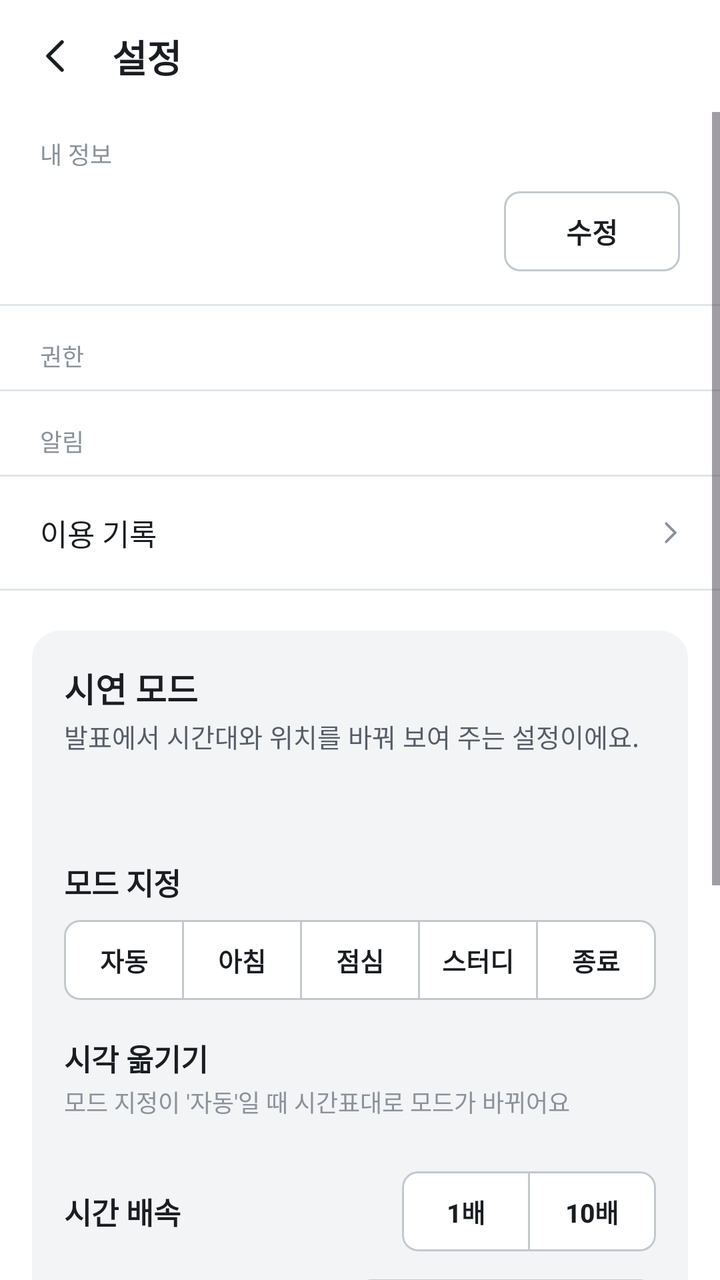
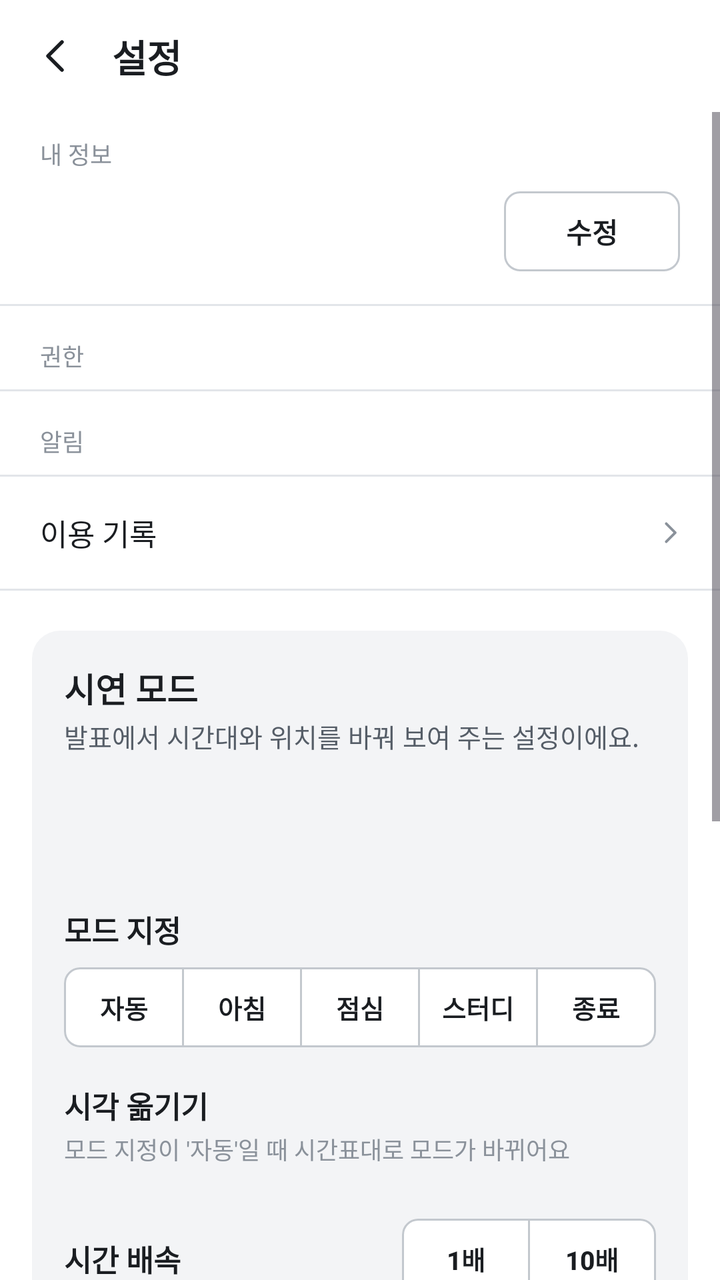

Before-and-after screenshots of an Android layout around one commit, followed by the original layout XML and the change that was made.
<!-- AndroidManifest.xml: application theme Theme.SSUTable -->
<!-- res/layout/activity_settings.xml -->
<?xml version="1.0" encoding="utf-8"?>
<LinearLayout xmlns:android="http://schemas.android.com/apk/res/android"
    xmlns:app="http://schemas.android.com/apk/res-auto"
    android:layout_width="match_parent"
    android:layout_height="match_parent"
    android:orientation="vertical">

    <LinearLayout
        style="@style/TopBar"
        android:paddingStart="4dp">

        <ImageButton
            android:id="@+id/back"
            style="@style/IconButton"
            android:contentDescription="뒤로"
            android:src="@drawable/ic_back" />

        <TextView
            style="@style/Text.Heading"
            android:layout_width="wrap_content"
            android:layout_height="wrap_content"
            android:layout_marginStart="4dp"
            android:text="설정"
            android:textSize="19sp" />
    </LinearLayout>

    <ScrollView
        android:layout_width="match_parent"
        android:layout_height="match_parent">

        <LinearLayout
            android:layout_width="match_parent"
            android:layout_height="wrap_content"
            android:orientation="vertical"
            android:paddingBottom="32dp">

            
            <TextView
                style="@style/Text.Caption"
                android:layout_width="wrap_content"
                android:layout_height="wrap_content"
                android:paddingStart="20dp"
                android:paddingTop="12dp"
                android:text="내 정보" />

            <LinearLayout
                android:layout_width="match_parent"
                android:layout_height="wrap_content"
                android:gravity="center_vertical"
                android:orientation="horizontal"
                android:paddingStart="20dp"
                android:paddingTop="10dp"
                android:paddingEnd="20dp"
                android:paddingBottom="16dp">

                <LinearLayout
                    android:layout_width="0dp"
                    android:layout_height="wrap_content"
                    android:layout_weight="1"
                    android:orientation="vertical">

                    <TextView
                        android:id="@+id/profileName"
                        style="@style/Text.Heading"
                        android:layout_width="wrap_content"
                        android:layout_height="wrap_content" />

                    <TextView
                        android:id="@+id/profileId"
                        style="@style/Text.Sub"
                        android:layout_width="wrap_content"
                        android:layout_height="wrap_content"
                        android:fontFeatureSettings="tnum" />
                </LinearLayout>

                <com.google.android.material.button.MaterialButton
                    android:id="@+id/editProfile"
                    style="@style/Widget.SSU.Button.Small"
                    android:layout_width="wrap_content"
                    android:layout_height="wrap_content"
                    android:text="수정" />
            </LinearLayout>

            <View style="@style/Divider" />

            
            <TextView
                style="@style/Text.Caption"
                android:layout_width="wrap_content"
                android:layout_height="wrap_content"
                android:paddingStart="20dp"
                android:paddingTop="16dp"
                android:text="권한" />

            <LinearLayout
                android:id="@+id/permissionRows"
                android:layout_width="match_parent"
                android:layout_height="wrap_content"
                android:orientation="vertical"
                android:paddingBottom="8dp" />

            <View style="@style/Divider" />

            
            <TextView
                style="@style/Text.Caption"
                android:layout_width="wrap_content"
                android:layout_height="wrap_content"
                android:paddingStart="20dp"
                android:paddingTop="16dp"
                android:text="알림" />

            <LinearLayout
                android:id="@+id/alertRows"
                android:layout_width="match_parent"
                android:layout_height="wrap_content"
                android:orientation="vertical"
                android:paddingBottom="8dp" />

            <View style="@style/Divider" />

            <LinearLayout
                android:id="@+id/historyRow"
                android:layout_width="match_parent"
                android:layout_height="56dp"
                android:background="?attr/selectableItemBackground"
                android:gravity="center_vertical"
                android:orientation="horizontal"
                android:paddingStart="20dp"
                android:paddingEnd="16dp">

                <TextView
                    style="@style/Text"
                    android:layout_width="0dp"
                    android:layout_height="wrap_content"
                    android:layout_weight="1"
                    android:text="이용 기록" />

                <TextView
                    android:id="@+id/historyCount"
                    style="@style/Text.Sub"
                    android:layout_width="wrap_content"
                    android:layout_height="wrap_content" />

                <ImageView
                    android:layout_width="18dp"
                    android:layout_height="18dp"
                    android:layout_marginStart="6dp"
                    android:contentDescription="@null"
                    android:src="@drawable/ic_chevron"
                    app:tint="@color/ink3" />
            </LinearLayout>

            <View style="@style/Divider" />

            
            <LinearLayout
                android:layout_width="match_parent"
                android:layout_height="wrap_content"
                android:layout_marginStart="16dp"
                android:layout_marginTop="20dp"
                android:layout_marginEnd="16dp"
                android:background="@drawable/bg_sunk"
                android:orientation="vertical"
                android:padding="16dp">

                <TextView
                    style="@style/Text.Heading"
                    android:layout_width="wrap_content"
                    android:layout_height="wrap_content"
                    android:text="시연 모드" />

                <TextView
                    style="@style/Text.Sub"
                    android:layout_width="wrap_content"
                    android:layout_height="wrap_content"
                    android:layout_marginTop="2dp"
                    android:text="발표에서 시간대와 위치를 바꿔 보여 주는 설정이에요." />

                <TextView
                    android:id="@+id/virtualTime"
                    style="@style/Text.Number"
                    android:layout_width="wrap_content"
                    android:layout_height="wrap_content"
                    android:layout_marginTop="14dp"
                    android:textColor="@color/ink"
                    android:textSize="15sp" />

                <TextView
                    style="@style/Text.Section"
                    android:layout_width="wrap_content"
                    android:layout_height="wrap_content"
                    android:layout_marginTop="18dp"
                    android:text="모드 지정" />

                <com.google.android.material.button.MaterialButtonToggleGroup
                    android:id="@+id/modeGroup"
                    android:layout_width="match_parent"
                    android:layout_height="wrap_content"
                    android:layout_marginTop="8dp"
                    app:selectionRequired="true"
                    app:singleSelection="true">

                    <com.google.android.material.button.MaterialButton
                        android:id="@+id/modeAuto"
                        style="@style/Widget.SSU.Segment"
                        android:layout_width="0dp"
                        android:layout_height="wrap_content"
                        android:layout_weight="1"
                        android:text="자동" />

                    <com.google.android.material.button.MaterialButton
                        android:id="@+id/modeBreakfast"
                        style="@style/Widget.SSU.Segment"
                        android:layout_width="0dp"
                        android:layout_height="wrap_content"
                        android:layout_weight="1"
                        android:text="아침" />

                    <com.google.android.material.button.MaterialButton
                        android:id="@+id/modeLunch"
                        style="@style/Widget.SSU.Segment"
                        android:layout_width="0dp"
                        android:layout_height="wrap_content"
                        android:layout_weight="1"
                        android:text="점심" />

                    <com.google.android.material.button.MaterialButton
                        android:id="@+id/modeStudy"
                        style="@style/Widget.SSU.Segment"
                        android:layout_width="0dp"
                        android:layout_height="wrap_content"
                        android:layout_weight="1"
                        android:text="스터디" />

                    <com.google.android.material.button.MaterialButton
                        android:id="@+id/modeClosed"
                        style="@style/Widget.SSU.Segment"
                        android:layout_width="0dp"
                        android:layout_height="wrap_content"
                        android:layout_weight="1"
                        android:text="종료" />
                </com.google.android.material.button.MaterialButtonToggleGroup>

                <TextView
                    style="@style/Text.Section"
                    android:layout_width="wrap_content"
                    android:layout_height="wrap_content"
                    android:layout_marginTop="18dp"
                    android:text="시각 옮기기" />

                <TextView
                    style="@style/Text.Caption"
                    android:layout_width="wrap_content"
                    android:layout_height="wrap_content"
                    android:layout_marginTop="2dp"
                    android:text="모드 지정이 '자동'일 때 시간표대로 모드가 바뀌어요" />

                <HorizontalScrollView
                    android:layout_width="match_parent"
                    android:layout_height="wrap_content"
                    android:layout_marginTop="8dp"
                    android:scrollbars="none">

                    <LinearLayout
                        android:id="@+id/jumpRow"
                        android:layout_width="wrap_content"
                        android:layout_height="wrap_content"
                        android:orientation="horizontal" />
                </HorizontalScrollView>

                <LinearLayout
                    android:layout_width="match_parent"
                    android:layout_height="wrap_content"
                    android:layout_marginTop="18dp"
                    android:gravity="center_vertical"
                    android:orientation="horizontal">

                    <TextView
                        style="@style/Text.Section"
                        android:layout_width="0dp"
                        android:layout_height="wrap_content"
                        android:layout_weight="1"
                        android:text="시간 배속" />

                    <com.google.android.material.button.MaterialButtonToggleGroup
                        android:id="@+id/speedGroup"
                        android:layout_width="wrap_content"
                        android:layout_height="wrap_content"
                        app:selectionRequired="true"
                        app:singleSelection="true">

                        <com.google.android.material.button.MaterialButton
                            android:id="@+id/speed1"
                            style="@style/Widget.SSU.Segment"
                            android:layout_width="64dp"
                            android:layout_height="wrap_content"
                            android:text="1배" />

                        <com.google.android.material.button.MaterialButton
                            android:id="@+id/speed10"
                            style="@style/Widget.SSU.Segment"
                            android:layout_width="64dp"
                            android:layout_height="wrap_content"
                            android:text="10배" />
                    </com.google.android.material.button.MaterialButtonToggleGroup>
                </LinearLayout>

                <LinearLayout
                    android:layout_width="match_parent"
                    android:layout_height="wrap_content"
                    android:layout_marginTop="14dp"
                    android:gravity="center_vertical"
                    android:orientation="horizontal">

                    <TextView
                        style="@style/Text.Section"
                        android:layout_width="0dp"
                        android:layout_height="wrap_content"
                        android:layout_weight="1"
                        android:text="내 위치" />

                    <com.google.android.material.button.MaterialButtonToggleGroup
                        android:id="@+id/insideGroup"
                        android:layout_width="wrap_content"
                        android:layout_height="wrap_content"
                        app:selectionRequired="true"
                        app:singleSelection="true">

                        <com.google.android.material.button.MaterialButton
                            android:id="@+id/inside"
                            style="@style/Widget.SSU.Segment"
                            android:layout_width="wrap_content"
                            android:layout_height="wrap_content"
                            android:paddingStart="12dp"
                            android:paddingEnd="12dp"
                            android:text="학생회관 안" />

                        <com.google.android.material.button.MaterialButton
                            android:id="@+id/outside"
                            style="@style/Widget.SSU.Segment"
                            android:layout_width="64dp"
                            android:layout_height="wrap_content"
                            android:text="밖" />
                    </com.google.android.material.button.MaterialButtonToggleGroup>
                </LinearLayout>

                <com.google.android.material.materialswitch.MaterialSwitch
                    android:id="@+id/examSwitch"
                    android:layout_width="match_parent"
                    android:layout_height="wrap_content"
                    android:layout_marginTop="10dp"
                    android:text="시험기간 (24:00까지 스터디)"
                    android:textColor="@color/ink"
                    android:textSize="15sp" />

                <com.google.android.material.materialswitch.MaterialSwitch
                    android:id="@+id/demoPanelSwitch"
                    android:layout_width="match_parent"
                    android:layout_height="wrap_content"
                    android:text="내 예약 화면에 위치 버튼 보이기"
                    android:textColor="@color/ink"
                    android:textSize="15sp" />

                <com.google.android.material.materialswitch.MaterialSwitch
                    android:id="@+id/conflictSwitch"
                    android:layout_width="match_parent"
                    android:layout_height="wrap_content"
                    android:text="다음 예약을 동시 예약 실패로 만들기"
                    android:textColor="@color/ink"
                    android:textSize="15sp" />

                <com.google.android.material.button.MaterialButton
                    android:id="@+id/resetAll"
                    style="@style/Widget.SSU.Button.Text"
                    android:layout_width="wrap_content"
                    android:layout_height="wrap_content"
                    android:layout_marginTop="8dp"
                    android:paddingStart="0dp"
                    android:text="모든 데이터 지우고 처음부터"
                    android:textColor="@color/danger" />
            </LinearLayout>
        </LinearLayout>
    </ScrollView>
</LinearLayout>
<!-- resources referenced by this layout -->
<resources>
  <color name="danger">#C33A2C</color>
  <color name="ink">#1A1D21</color>
  <color name="ink3">#8A919A</color>
  <!-- drawable bg_sunk (drawable) -->
  <?xml version="1.0" encoding="utf-8"?>
  <shape xmlns:android="http://schemas.android.com/apk/res/android" android:shape="rectangle">
      <solid android:color="@color/bg_sunk" />
      
      <corners android:radius="14dp" />
  </shape>
  <style name="Divider">
          <item name="android:layout_width">match_parent</item>
          <item name="android:layout_height">1dp</item>
          <item name="android:background">@color/line</item>
      </style>
  <style name="IconButton">
          <item name="android:layout_width">48dp</item>
          <item name="android:layout_height">48dp</item>
          <item name="android:padding">12dp</item>
          <item name="android:background">?attr/selectableItemBackgroundBorderless</item>
          <item name="tint">@color/ink</item>
      </style>
  <style name="Text" parent="">
          <item name="android:textColor">@color/ink</item>
          <item name="android:textSize">15sp</item>
          <item name="android:lineSpacingMultiplier">1.15</item>
      </style>
  <style name="Text.Caption">
          <item name="android:textSize">12sp</item>
          <item name="android:textColor">@color/ink3</item>
      </style>
  <style name="Text.Heading">
          <item name="android:textSize">17sp</item>
          <item name="android:textStyle">bold</item>
      </style>
  <style name="Text.Number">
          <item name="android:fontFeatureSettings">tnum</item>
          <item name="android:fontFamily">sans-serif-medium</item>
      </style>
  <style name="Text.Section">
          <item name="android:textSize">15sp</item>
          <item name="android:textStyle">bold</item>
      </style>
  <style name="Text.Sub">
          <item name="android:textSize">13sp</item>
          <item name="android:textColor">@color/ink2</item>
      </style>
  <style name="TopBar">
          <item name="android:layout_width">match_parent</item>
          <item name="android:layout_height">56dp</item>
          <item name="android:paddingStart">20dp</item>
          <item name="android:paddingEnd">8dp</item>
          <item name="android:gravity">center_vertical</item>
          <item name="android:orientation">horizontal</item>
      </style>
  <style name="Widget.SSU.Button.Text" parent="Widget.Material3.Button.TextButton">
          <item name="android:textSize">14sp</item>
          <item name="android:textAllCaps">false</item>
          <item name="android:letterSpacing">0</item>
          <item name="android:textColor">@color/ink2</item>
      </style>
  <color name="bg_sunk">#F3F4F6</color>
  <color name="line">#E2E5E9</color>
  <color name="ink2">#555D67</color>
  <color name="line_strong">#C3C8CE</color>
  <color name="fill_soft">#EDEFF2</color>
  <color name="bg">#FFFFFF</color>
  <style name="Widget.SSU.Switch" parent="Widget.Material3.CompoundButton.MaterialSwitch">
          <item name="thumbTint">@color/switch_thumb</item>
          <item name="trackTint">@color/switch_track</item>
          <item name="trackDecorationTint">@color/switch_track_deco</item>
      </style>
  <style name="Widget.SSU.Snackbar" parent="Widget.Material3.Snackbar">
          <item name="backgroundTint">@color/ink</item>
      </style>
  <style name="Widget.SSU.BottomSheet" parent="Widget.Material3.BottomSheet.Modal">
          <item name="backgroundTint">@color/bg</item>
          <item name="shapeAppearance">@style/Shape.SSU.Sheet</item>
      </style>
  <style name="Shape.SSU.Dialog" parent="">
          <item name="cornerFamily">rounded</item>
          <item name="cornerSize">16dp</item>
      </style>
  <style name="Shape.SSU.Sheet" parent="">
          <item name="cornerFamily">rounded</item>
          <item name="cornerSizeTopLeft">20dp</item>
          <item name="cornerSizeTopRight">20dp</item>
          <item name="cornerSizeBottomLeft">0dp</item>
          <item name="cornerSizeBottomRight">0dp</item>
      </style>
  <!-- unchanged entries left out for length: 9 -->
</resources>

<!-- the commit's change to res/layout/activity_settings.xml (unified diff, before → after) -->
@@ -187,6 +187,13 @@
                     android:textSize="15sp" />
 
                 <TextView
+                    android:id="@+id/connectionStatus"
+                    style="@style/Text.Sub"
+                    android:layout_width="wrap_content"
+                    android:layout_height="wrap_content"
+                    android:layout_marginTop="6dp" />
+
+                <TextView
                     style="@style/Text.Section"
                     android:layout_width="wrap_content"
                     android:layout_height="wrap_content"
@@ -371,6 +378,16 @@
                     android:textSize="15sp" />
 
                 <com.google.android.material.button.MaterialButton
+                    android:id="@+id/resetSeats"
+                    style="@style/Widget.SSU.Button.Text"
+                    android:layout_width="wrap_content"
+                    android:layout_height="wrap_content"
+                    android:layout_marginTop="8dp"
+                    android:paddingStart="0dp"
+                    android:text="모든 좌석 예약 초기화"
+                    android:textColor="@color/danger" />
+
+                <com.google.android.material.button.MaterialButton
                     android:id="@+id/resetAll"
                     style="@style/Widget.SSU.Button.Text"
                     android:layout_width="wrap_content"
